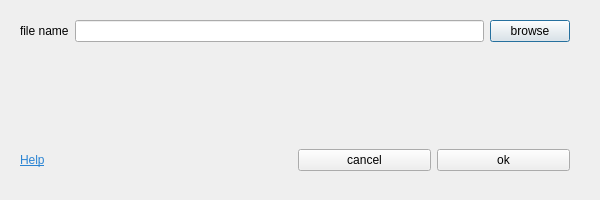
First picture: the form in ui_vtr.ui, repository geometalab/Vector-Tiles-Reader-QGIS-Plugin_2016, before the edit.
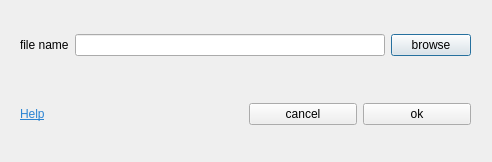
Second picture: the form after the edit.

Commit message: load mbtile through dialog

```diff
--- a/ui_vtr.ui
+++ b/ui_vtr.ui
@@ -6,8 +6,8 @@
    <rect>
     <x>0</x>
     <y>0</y>
-    <width>600</width>
-    <height>200</height>
+    <width>492</width>
+    <height>162</height>
    </rect>
   </property>
   <property name="windowTitle">
@@ -18,8 +18,8 @@
     <rect>
      <x>20</x>
      <y>20</y>
-     <width>550</width>
-     <height>80</height>
+     <width>451</width>
+     <height>51</height>
     </rect>
    </property>
    <layout class="QGridLayout" name="gridLayout">
@@ -30,22 +30,6 @@
       </property>
      </widget>
     </item>
-    <item row="2" column="1">
-     <widget class="QLabel" name="statusNotificationLabel">
-      <property name="autoFillBackground">
-       <bool>false</bool>
-      </property>
-      <property name="text">
-       <string/>
-      </property>
-      <property name="alignment">
-       <set>Qt::AlignLeading|Qt::AlignLeft|Qt::AlignTop</set>
-      </property>
-      <property name="wordWrap">
-       <bool>true</bool>
-      </property>
-     </widget>
-    </item>
     <item row="1" column="2">
      <widget class="QPushButton" name="fileBrowserButton">
       <property name="text">
@@ -62,9 +46,9 @@
    <property name="geometry">
     <rect>
      <x>20</x>
-     <y>120</y>
-     <width>550</width>
-     <height>80</height>
+     <y>89</y>
+     <width>451</width>
+     <height>51</height>
     </rect>
    </property>
    <layout class="QHBoxLayout" name="horizontalLayout_2">
```
Left out of the diff: 11 changed lines with no effect on the pictures. The commit also changes 5 other files.
